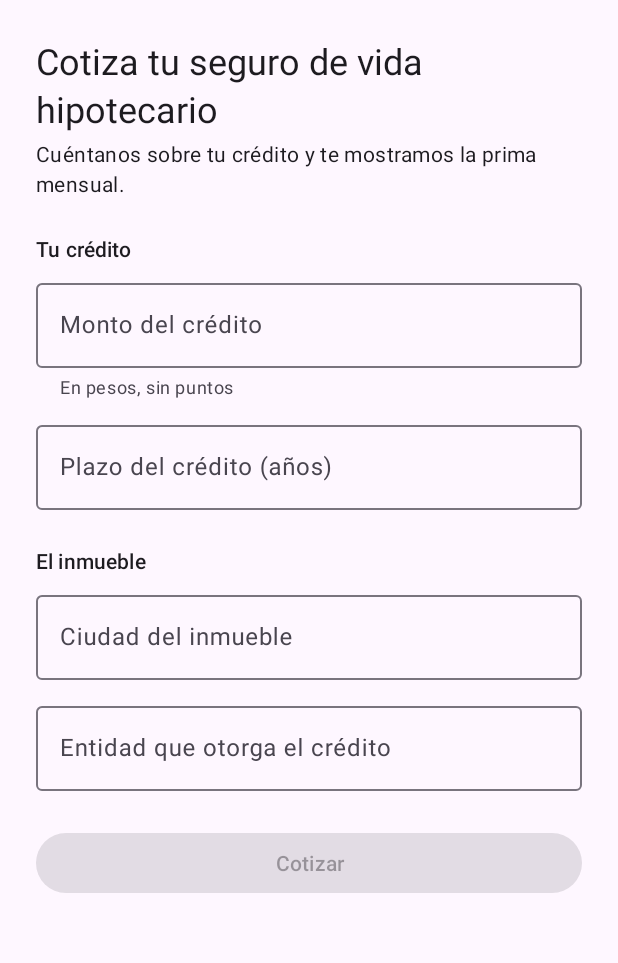
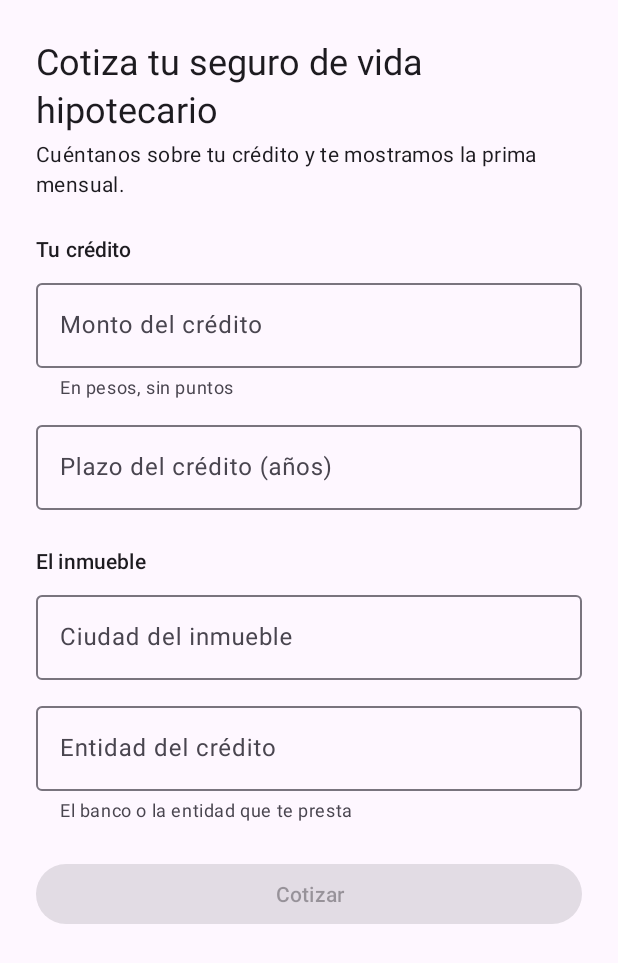
Before and after one commit to cfninor/ProyectoIntegrador-Mobile-Grupo5, an Android app: the CotizacionActivity screen opened directly, with no data from a screen before it, on a phone screen of 412 x 824 dp. Shown: the top 963 px of the screen. Run offline under Robolectric (Android 15) with nearby library versions, the phone set to English and light mode, and no system bars.

Commit message:
fix(accesibilidad): encabezados, etiqueta de la entidad y prueba de vida SOLVENTAG5-344
- Los títulos de las pantallas y de las secciones de los formularios son
  encabezados de accesibilidad: TalkBack navega por encabezados.
- La etiqueta «Entidad que otorga el crédito» se cortaba con la letra al
  200 %; queda «Entidad del crédito» y la explicación en la ayuda.
- Prueba de vida: la vista de la cámara tiene descripción, el óvalo guía
  es decorativo y la instrucción del gesto se anuncia al cambiar.
- Se quita el texto contratacion_ver_poliza, sin uso desde la SOLVENTAG5-97.

```diff
--- a/app/src/main/res/layout/activity_confirmacion.xml
+++ b/app/src/main/res/layout/activity_confirmacion.xml
@@ -64,6 +64,8 @@
                 android:layout_height="wrap_content"
                 android:layout_marginTop="16dp"
                 android:text="@string/confirmacion_titulo"
+                android:accessibilityHeading="true"
+                tools:targetApi="28"
                 android:textAppearance="?attr/textAppearanceHeadlineSmall" />
 
             <TextView
--- a/app/src/main/res/layout/activity_contratacion.xml
+++ b/app/src/main/res/layout/activity_contratacion.xml
@@ -20,6 +20,8 @@
             android:layout_width="wrap_content"
             android:layout_height="wrap_content"
             android:text="@string/contratacion_titulo"
+            android:accessibilityHeading="true"
+            tools:targetApi="28"
             android:textAppearance="?attr/textAppearanceHeadlineSmall" />
 
         <TextView
--- a/app/src/main/res/layout/activity_cotizacion.xml
+++ b/app/src/main/res/layout/activity_cotizacion.xml
@@ -1,6 +1,7 @@
 <?xml version="1.0" encoding="utf-8"?>
 <!-- Cotizar desde el móvil (SOLVENTAG5-95): datos del crédito y resultado de la prima. -->
 <ScrollView xmlns:android="http://schemas.android.com/apk/res/android"
+    xmlns:tools="http://schemas.android.com/tools"
     xmlns:app="http://schemas.android.com/apk/res-auto"
     android:id="@+id/raiz"
     android:layout_width="match_parent"
@@ -26,6 +27,8 @@
                 android:layout_width="wrap_content"
                 android:layout_height="wrap_content"
                 android:text="@string/cotizacion_titulo"
+                android:accessibilityHeading="true"
+                tools:targetApi="28"
                 android:textAppearance="?attr/textAppearanceHeadlineSmall" />
 
             <TextView
@@ -92,7 +95,8 @@
             <com.google.android.material.textfield.TextInputLayout
                 android:id="@+id/campoEntidad"
                 style="@style/Solventa.CampoFormulario"
-                android:hint="@string/cotizacion_entidad">
+                android:hint="@string/cotizacion_entidad"
+                app:helperText="@string/cotizacion_entidad_ayuda">
 
                 <com.google.android.material.textfield.TextInputEditText
                     android:id="@+id/entidad"
--- a/app/src/main/res/layout/activity_main.xml
+++ b/app/src/main/res/layout/activity_main.xml
@@ -1,5 +1,6 @@
 <?xml version="1.0" encoding="utf-8"?>
 <LinearLayout xmlns:android="http://schemas.android.com/apk/res/android"
+    xmlns:tools="http://schemas.android.com/tools"
     android:layout_width="match_parent"
     android:layout_height="match_parent"
     android:orientation="vertical">
@@ -16,6 +17,8 @@
             android:layout_width="wrap_content"
             android:layout_height="wrap_content"
             android:text="@string/marca"
+            android:accessibilityHeading="true"
+            tools:targetApi="28"
             android:textAppearance="?attr/textAppearanceHeadlineMedium" />
 
         <TextView
--- a/app/src/main/res/values/strings.xml
+++ b/app/src/main/res/values/strings.xml
@@ -49,6 +49,7 @@
     <string name="prueba_vida_cargando">Preparando tu prueba de vida…</string>
     <string name="prueba_vida_enviando">Enviando tus capturas…</string>
     <string name="prueba_vida_intento">Intento %1$d de 3 · Te quedan %2$d</string>
+    <string name="prueba_vida_camara">Cámara frontal. Ubica tu rostro dentro del óvalo y sigue la instrucción.</string>
     <string name="prueba_vida_capturar">Capturar</string>
     <string name="prueba_vida_gesto_parpadear">Parpadea</string>
     <string name="prueba_vida_gesto_girar_izquierda">Gira tu rostro a la izquierda</string>
@@ -91,7 +92,8 @@
     <string name="cotizacion_monto_ayuda">En pesos, sin puntos</string>
     <string name="cotizacion_plazo">Plazo del crédito (años)</string>
     <string name="cotizacion_ciudad">Ciudad del inmueble</string>
-    <string name="cotizacion_entidad">Entidad que otorga el crédito</string>
+    <string name="cotizacion_entidad">Entidad del crédito</string>
+    <string name="cotizacion_entidad_ayuda">El banco o la entidad que te presta</string>
     <string name="cotizacion_cotizar">Cotizar</string>
     <string name="cotizacion_error_obligatorio">Este campo es obligatorio</string>
     <string name="cotizacion_error_monto">Debe estar entre $ 10.000.000 y $ 1.200.000.000</string>
@@ -212,7 +214,6 @@ Huella del documento: %3$s</string>
     <string name="contratacion_reenviar">Reenviar el código</string>
     <string name="contratacion_emitida">¡Tu póliza fue emitida!</string>
     <string name="contratacion_emitida_detalle">Número de póliza: %1$s. Ya estás protegido.</string>
-    <string name="contratacion_ver_poliza">Ver mi póliza</string>
     <string name="contratacion_kyc">Termina la verificación de tu identidad</string>
     <string name="contratacion_kyc_detalle">Para contratar necesitamos verificar que eres tú. Termina tu onboarding y vuelve a esta cotización.</string>
     <string name="contratacion_kyc_en_revision">Tu verificación de identidad está en revisión manual. Podrás contratar cuando la aprueben.</string>
--- a/app/src/main/res/values/themes.xml
+++ b/app/src/main/res/values/themes.xml
@@ -1,5 +1,5 @@
 <?xml version="1.0" encoding="utf-8"?>
-<resources>
+<resources xmlns:tools="http://schemas.android.com/tools">
     <style name="Theme.Solventa" parent="Theme.Material3.DayNight.NoActionBar" />
 
     <!-- Campo de texto de los formularios. -->
@@ -16,6 +16,8 @@
         <item name="android:layout_marginTop">24dp</item>
         <item name="android:layout_marginBottom">8dp</item>
         <item name="android:textAppearance">?attr/textAppearanceTitleSmall</item>
+        <!-- Encabezado para TalkBack (API 28+; en 26 y 27 se ignora). -->
+        <item name="android:accessibilityHeading" tools:targetApi="28">true</item>
     </style>
 
     <!-- Aviso de la billetera sin conexión (SOLVENTAG5-105, D7): bajo el título de la pantalla. -->
```
Also changed, not shown: app/src/main/res/layout/activity_onboarding.xml (+7 -0 lines), app/src/main/res/layout/activity_prueba_vida.xml (+9 -2 lines), 1 other file.
